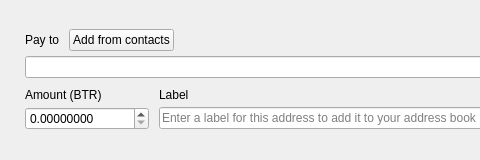
Before: the Qt Designer form src/transferframe.ui in ByteRub/bytecoin-gui, drawn with Qt 5; both pictures show x 0 to 480 and y 0 to 160 of the 850 by 160 pixel window.
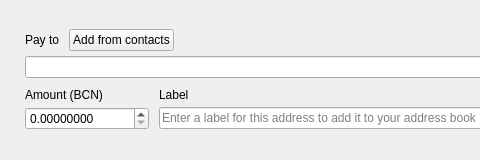
After: the same form once the commit is applied.

```diff
--- a/src/transferframe.ui
+++ b/src/transferframe.ui
@@ -169,7 +169,7 @@
      <item row="0" column="0">
       <widget class="QLabel" name="m_amountTextLabel">
        <property name="text">
-        <string>Amount (BTR)</string>
+        <string>Amount (BCN)</string>
        </property>
        <property name="alignment">
         <set>Qt::AlignBottom|Qt::AlignLeading|Qt::AlignLeft</set>
```
